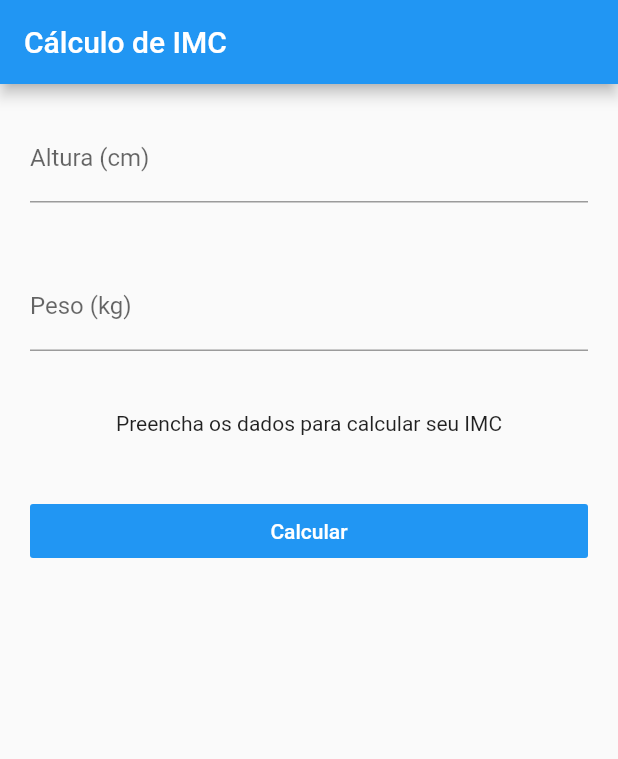
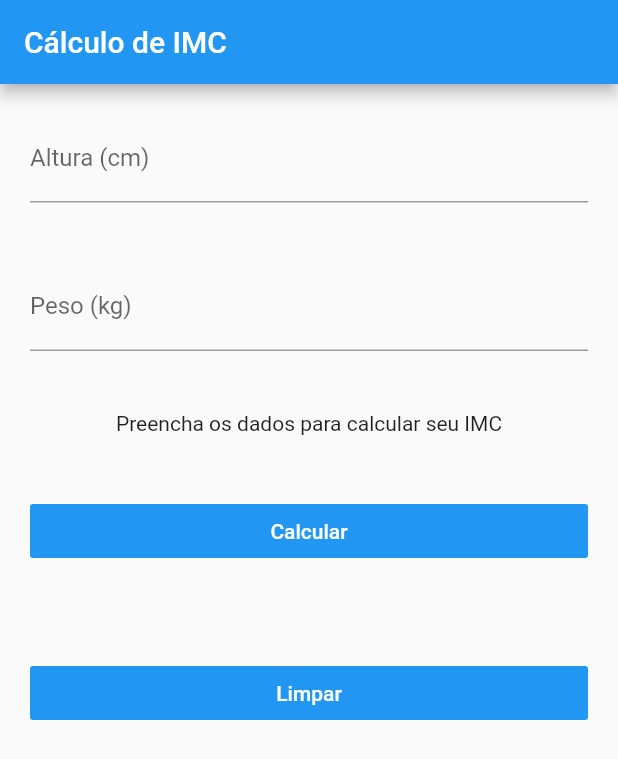
Before and after one commit to emiliosds/7193, a Flutter app: the screen it shows after launch, on a phone screen of 412 x 824 dp. Shown: the top 759 px of the screen. Run offline on Flutter 3.47's test engine with Material 2 defaults, Android fonts, the phone set to English and light mode, and no system bars; our stand-ins replace flutter_masked_text.

```diff
--- a/lib/android/pages/homepage.dart
+++ b/lib/android/pages/homepage.dart
@@ -61,6 +61,26 @@ class _HomePageState extends State<HomePage> {
               },
             ),
           ),
+          SizedBox(
+            height: 20,
+          ),
+          Padding(
+            padding: EdgeInsets.all(20),
+            child: FlatButton(
+              color: Theme.of(context).accentColor,
+              child: Text(
+                "Limpar",
+                style: TextStyle(
+                  color: Colors.white,
+                ),
+              ),
+              onPressed: () {
+                setState(() {
+                  bloc.clean();
+                });
+              },
+            ),
+          ),
         ],
       ),
     );
--- a/lib/blocs/imc.bloc.dart
+++ b/lib/blocs/imc.bloc.dart
@@ -24,4 +24,10 @@ class ImcBloc {
       result = "Obesidade Grau III (${imc.toStringAsPrecision(2)})";
     }
   }
+
+  clean() {
+    heightCtrl = new MaskedTextController(mask: '000');
+    weightCtrl = new MaskedTextController(mask: '000');
+    result = "Preencha os dados para calcular seu IMC";
+  }
 }
```
Also changed, not shown: lib/ios/pages/home.page.dart (+15 -1 lines), assets/icon/foreground.png, 7 other files.
